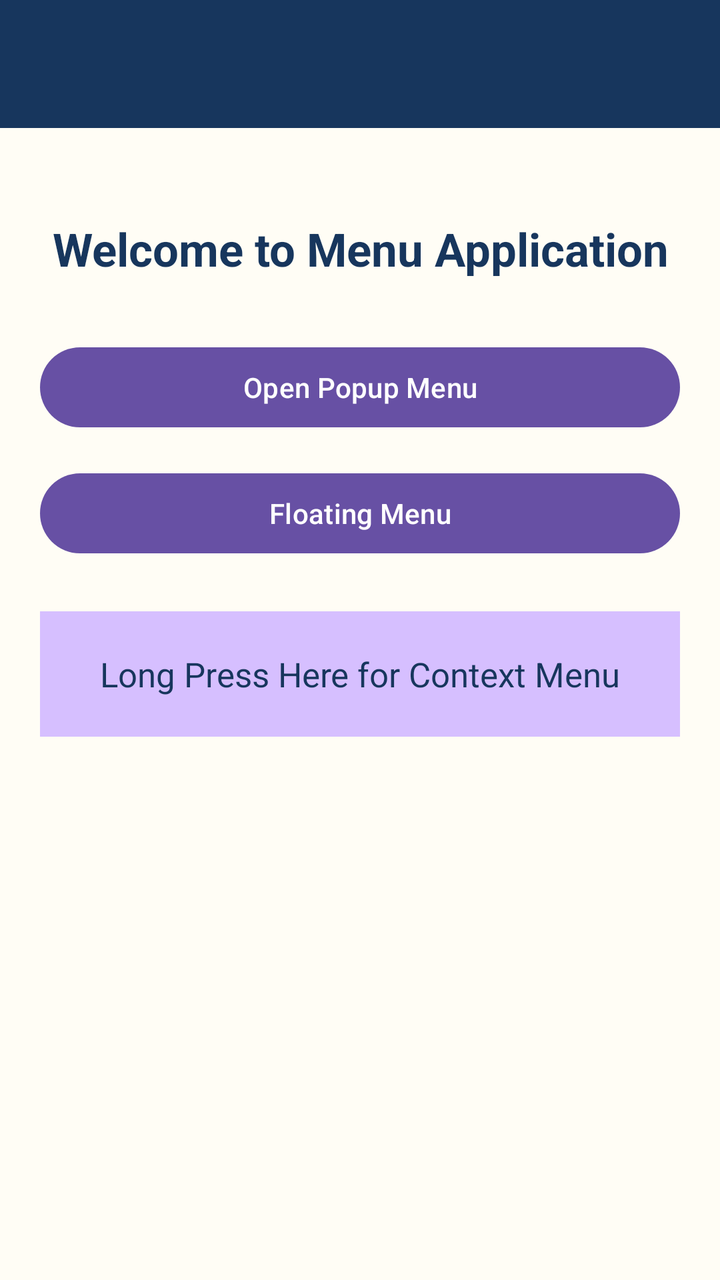
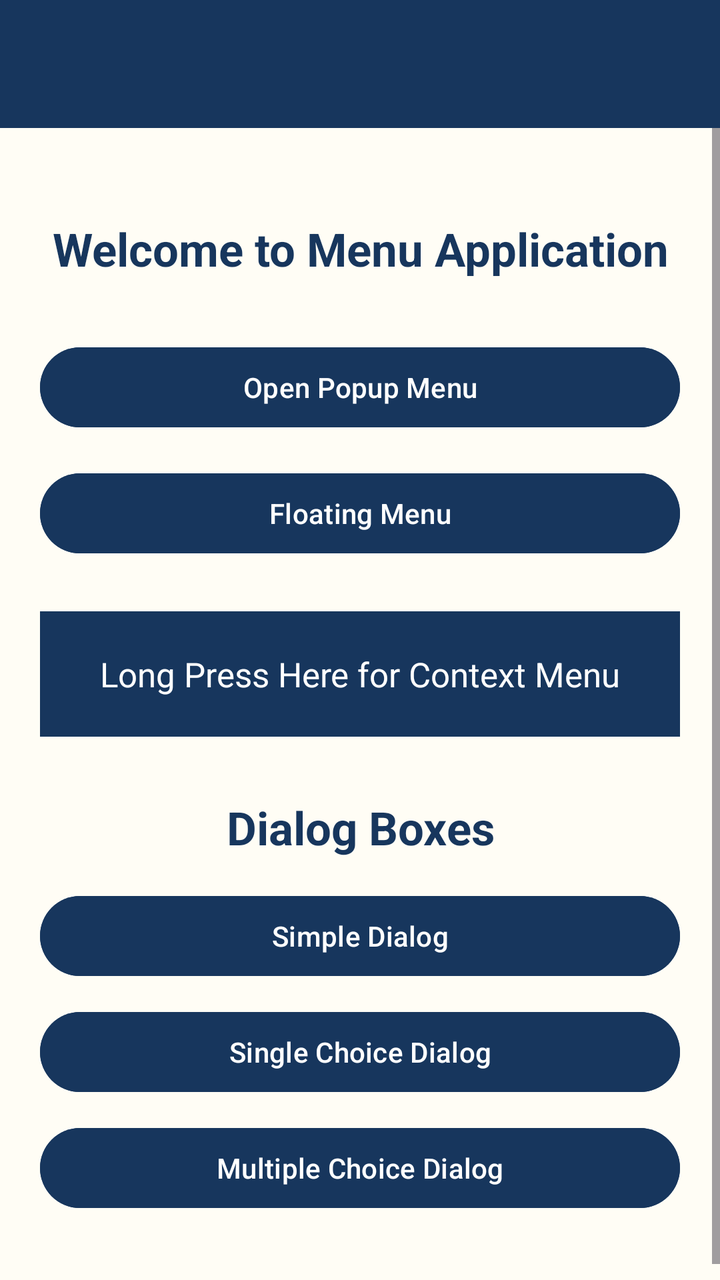

Compare the two renders of this Android layout. The source of the first and the diff that turns it into the second are given below.
<!-- AndroidManifest.xml: application theme Theme.MenuApplication -->
<!-- res/layout/activity_main.xml -->
<?xml version="1.0" encoding="utf-8"?>
<LinearLayout
    xmlns:android="http://schemas.android.com/apk/res/android"
    android:id="@+id/main"
    android:layout_width="match_parent"
    android:layout_height="match_parent"
    android:orientation="vertical"
    android:background="#FFFDF5">

    <androidx.appcompat.widget.Toolbar
        android:id="@+id/toolbar"
        android:layout_width="match_parent"
        android:layout_height="?attr/actionBarSize"
        android:background="#17365D"
        android:title="Menu Application"
        android:titleTextColor="#FFFFFF"
        android:elevation="3dp" />

    <ScrollView
        android:layout_width="match_parent"
        android:layout_height="match_parent">

        <LinearLayout
            android:layout_width="match_parent"
            android:layout_height="wrap_content"
            android:orientation="vertical"
            android:padding="20dp">

            <TextView
                android:layout_width="match_parent"
                android:layout_height="wrap_content"
                android:text="Welcome to Menu Application"
                android:textSize="23sp"
                android:textStyle="bold"
                android:textColor="#17365D"
                android:gravity="center"
                android:layout_marginTop="25dp"
                android:layout_marginBottom="30dp" />

            <Button
                android:id="@+id/btnPopup"
                android:layout_width="match_parent"
                android:layout_height="wrap_content"
                android:text="Open Popup Menu" />

            <Button
                android:id="@+id/btnFloating"
                android:layout_width="match_parent"
                android:layout_height="wrap_content"
                android:text="Floating Menu"
                android:layout_marginTop="15dp" />

            <Button
                android:id="@+id/btnStudent"
                android:layout_width="match_parent"
                android:layout_height="wrap_content"
                android:backgroundTint="#DCE8F7"
                android:textColor="#17365D"
                android:text="Add Student"
                android:visibility="gone" />

            <Button
                android:id="@+id/btnTeacher"
                android:layout_width="match_parent"
                android:layout_height="wrap_content"
                android:backgroundTint="#DCE8F7"
                android:textColor="#17365D"
                android:text="Add Teacher"
                android:visibility="gone" />

            <Button
                android:id="@+id/btnCourse"
                android:layout_width="match_parent"
                android:layout_height="wrap_content"
                android:backgroundTint="#DCE8F7"
                android:textColor="#17365D"
                android:text="Add Course"
                android:visibility="gone" />

            <TextView
                android:id="@+id/txtContext"
                android:layout_width="match_parent"
                android:layout_height="wrap_content"
                android:text="Long Press Here for Context Menu"
                android:textSize="17sp"
                android:textColor="#17365D"
                android:gravity="center"
                android:padding="20dp"
                android:layout_marginTop="25dp"
                android:background="#D6BFFF" />

        </LinearLayout>

    </ScrollView>

</LinearLayout>
<!-- resources referenced by this layout -->
<resources>
  <style name="Theme.MenuApplication" parent="Base.Theme.MenuApplication" />
  <style name="Base.Theme.MenuApplication" parent="Theme.Material3.DayNight.NoActionBar">
          
          
      </style>
</resources>

<!-- the commit's change to res/layout/activity_main.xml (unified diff, before → after) -->
@@ -7,6 +7,7 @@
     android:orientation="vertical"
     android:background="#FFFDF5">
 
+    
     <androidx.appcompat.widget.Toolbar
         android:id="@+id/toolbar"
         android:layout_width="match_parent"
@@ -18,7 +19,8 @@
 
     <ScrollView
         android:layout_width="match_parent"
-        android:layout_height="match_parent">
+        android:layout_height="0dp"
+        android:layout_weight="1">
 
         <LinearLayout
             android:layout_width="match_parent"
@@ -26,6 +28,7 @@
             android:orientation="vertical"
             android:padding="20dp">
 
+            
             <TextView
                 android:layout_width="match_parent"
                 android:layout_height="wrap_content"
@@ -37,57 +40,104 @@
                 android:layout_marginTop="25dp"
                 android:layout_marginBottom="30dp" />
 
+            
             <Button
                 android:id="@+id/btnPopup"
                 android:layout_width="match_parent"
                 android:layout_height="wrap_content"
-                android:text="Open Popup Menu" />
+                android:text="Open Popup Menu"
+                android:textColor="#FFFFFF"
+                android:backgroundTint="#17365D" />
 
+            
             <Button
                 android:id="@+id/btnFloating"
                 android:layout_width="match_parent"
                 android:layout_height="wrap_content"
                 android:text="Floating Menu"
+                android:textColor="#FFFFFF"
+                android:backgroundTint="#17365D"
                 android:layout_marginTop="15dp" />
 
             <Button
                 android:id="@+id/btnStudent"
                 android:layout_width="match_parent"
                 android:layout_height="wrap_content"
+                android:text="Add Student"
                 android:backgroundTint="#DCE8F7"
+                android:layout_marginTop="15dp"
                 android:textColor="#17365D"
-                android:text="Add Student"
                 android:visibility="gone" />
 
             <Button
                 android:id="@+id/btnTeacher"
                 android:layout_width="match_parent"
                 android:layout_height="wrap_content"
+                android:text="Add Teacher"
                 android:backgroundTint="#DCE8F7"
                 android:textColor="#17365D"
-                android:text="Add Teacher"
                 android:visibility="gone" />
 
             <Button
                 android:id="@+id/btnCourse"
                 android:layout_width="match_parent"
                 android:layout_height="wrap_content"
+                android:text="Add Course"
                 android:backgroundTint="#DCE8F7"
                 android:textColor="#17365D"
-                android:text="Add Course"
                 android:visibility="gone" />
 
+            
             <TextView
                 android:id="@+id/txtContext"
                 android:layout_width="match_parent"
                 android:layout_height="wrap_content"
                 android:text="Long Press Here for Context Menu"
                 android:textSize="17sp"
-                android:textColor="#17365D"
+                android:textColor="#FFFFFF"
                 android:gravity="center"
                 android:padding="20dp"
                 android:layout_marginTop="25dp"
-                android:background="#D6BFFF" />
+                android:background="#17365D" />
+
+            
+            <TextView
+                android:layout_width="match_parent"
+                android:layout_height="wrap_content"
+                android:text="Dialog Boxes"
+                android:textSize="23sp"
+                android:textStyle="bold"
+                android:textColor="#17365D"
+                android:gravity="center"
+                android:layout_marginTop="30dp"
+                android:layout_marginBottom="15dp" />
+
+            <Button
+                android:id="@+id/btnSimple"
+                android:layout_width="match_parent"
+                android:layout_height="wrap_content"
+                android:text="Simple Dialog"
+                android:textColor="#FFFFFF"
+                android:backgroundTint="#17365D"
+                android:layout_marginBottom="10dp" />
+
+            <Button
+                android:id="@+id/btnSingle"
+                android:layout_width="match_parent"
+                android:layout_height="wrap_content"
+                android:text="Single Choice Dialog"
+                android:textColor="#FFFFFF"
+                android:backgroundTint="#17365D"
+                android:layout_marginBottom="10dp" />
+
+            <Button
+                android:id="@+id/btnMultiple"
+                android:layout_width="match_parent"
+                android:layout_height="wrap_content"
+                android:text="Multiple Choice Dialog"
+                android:textColor="#FFFFFF"
+                android:backgroundTint="#17365D"
+                android:layout_marginBottom="20dp" />
 
         </LinearLayout>
 
